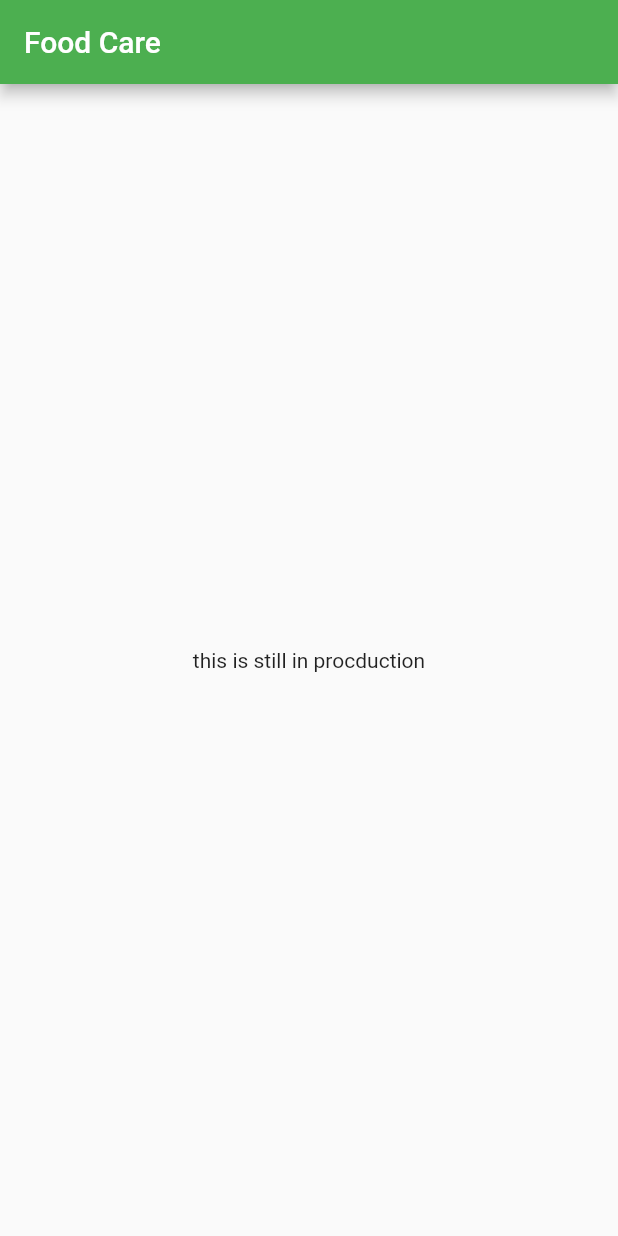
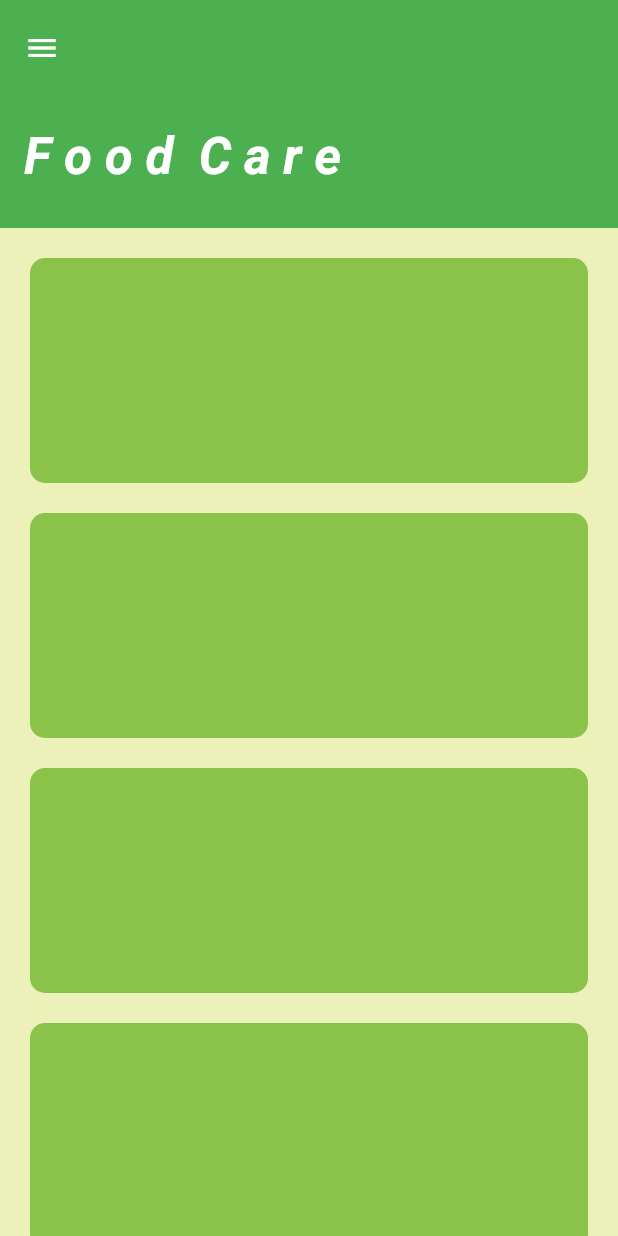
Before and after one commit to Tense-Turtles/Food_wasteage_app, a Flutter app: the screen it shows after launch, on a phone screen of 412 x 824 dp. Run offline on Flutter 3.47's test engine with Material 2 defaults, Android fonts, the phone set to English and light mode, and no system bars.

Commit message:
Added the sliver design

```diff
--- /dev/null
+++ b/lib/HomePage.dart
@@ -0,0 +1,148 @@
+import 'package:flutter/material.dart';
+
+class MyHomePage extends StatefulWidget {
+  const MyHomePage({super.key});
+
+  @override
+  State<MyHomePage> createState() => _MyHomePageState();
+}
+
+class _MyHomePageState extends State<MyHomePage> {
+  @override
+  Widget build(BuildContext context) {
+    return Scaffold(
+      backgroundColor: Color.fromARGB(255, 236, 241, 185),
+      body: CustomScrollView(
+        slivers: [
+          SliverAppBar.large(
+            backgroundColor: Colors.green,
+            leading: Icon(Icons.menu),
+            title: Text('F o o d  C a r e',
+                style: TextStyle(
+                    fontStyle: FontStyle.italic,
+                    fontWeight: FontWeight.bold,
+                    color: Colors.white)),
+          ),
+          SliverToBoxAdapter(
+            child: Padding(
+              padding: const EdgeInsets.only(
+                top: 20.0,
+                left: 20,
+                right: 20,
+              ),
+              child: ClipRRect(
+                borderRadius: BorderRadius.circular(10),
+                child: Container(
+                  color: Colors.lightGreen,
+                  height: 150,
+                ),
+              ),
+            ),
+          ),
+          SliverToBoxAdapter(
+            child: Padding(
+              padding: const EdgeInsets.only(
+                top: 20.0,
+                left: 20,
+                right: 20,
+              ),
+              child: ClipRRect(
+                borderRadius: BorderRadius.circular(10),
+                child: Container(
+                  color: Colors.lightGreen,
+                  height: 150,
+                ),
+              ),
+            ),
+          ),
+          SliverToBoxAdapter(
+            child: Padding(
+              padding: const EdgeInsets.only(
+                top: 20.0,
+                left: 20,
+                right: 20,
+              ),
+              child: ClipRRect(
+                borderRadius: BorderRadius.circular(10),
+                child: Container(
+                  color: Colors.lightGreen,
+                  height: 150,
+                ),
+              ),
+            ),
+          ),
+          SliverToBoxAdapter(
+            child: Padding(
+              padding: const EdgeInsets.only(
+                top: 20.0,
+                left: 20,
+                right: 20,
+              ),
+              child: ClipRRect(
+                borderRadius: BorderRadius.circular(10),
+                child: Container(
+                  color: Colors.lightGreen,
+                  height: 150,
+                ),
+              ),
+            ),
+          ),
+          SliverToBoxAdapter(
+            child: Padding(
+              padding: const EdgeInsets.only(
+                top: 20.0,
+                left: 20,
+                right: 20,
+              ),
+              child: ClipRRect(
+                borderRadius: BorderRadius.circular(10),
+                child: Container(
+                  color: Colors.lightGreen,
+                  height: 150,
+                ),
+              ),
+            ),
+          ),
+          SliverToBoxAdapter(
+            child: Padding(
+              padding: const EdgeInsets.only(
+                top: 20.0,
+                left: 20,
+                right: 20,
+              ),
+              child: ClipRRect(
+                borderRadius: BorderRadius.circular(10),
+                child: Container(
+                  color: Colors.lightGreen,
+                  height: 150,
+                ),
+              ),
+            ),
+          ),
+        ],
+      ),
+    );
+    // return Scaffold(
+    //   // appBar: AppBar(
+    //   //   title: Text(
+    //   //     'Food Care',
+    //   //     style: TextStyle(
+    //   //         fontStyle: FontStyle.italic, fontWeight: FontWeight.bold),
+    //   //   ),
+    //   // ),
+    //   body:CustomScrollView(
+    //     slivers: [SliverAppBar.large(leading: IconButton,)],
+    //   ),
+    //   // Center(
+    //   //   child: Column(
+    //   //     mainAxisAlignment: MainAxisAlignment.center,
+    //   //     children: <Widget>[
+    //   //       const Text(
+    //   //         'this is still in procduction',
+    //   //       ),
+    //   //     ],
+    //   //   ),
+    //   // ),
+    // );
+  }
+}
--- a/lib/main.dart
+++ b/lib/main.dart
@@ -1,4 +1,6 @@
 import 'package:flutter/material.dart';
+
+import 'HomePage.dart';
 
 void main() {
   runApp(const MyApp());
@@ -16,34 +18,7 @@ class MyApp extends StatelessWidget {
         primarySwatch: Colors.green,
       ),
       home: MyHomePage(),
+      darkTheme: ThemeData(useMaterial3: true),
     );
   }
 }
-
-class MyHomePage extends StatefulWidget {
-  // const MyHomePage({super.key, required this.title});
-
-  @override
-  State<MyHomePage> createState() => _MyHomePageState();
-}
-
-class _MyHomePageState extends State<MyHomePage> {
-  @override
-  Widget build(BuildContext context) {
-    return Scaffold(
-      appBar: AppBar(
-        title: Text('Food Care'),
-      ),
-      body: Center(
-        child: Column(
-          mainAxisAlignment: MainAxisAlignment.center,
-          children: <Widget>[
-            const Text(
-              'this is still in procduction',
-            ),
-          ],
-        ),
-      ),
-    );
-  }
-}
```
